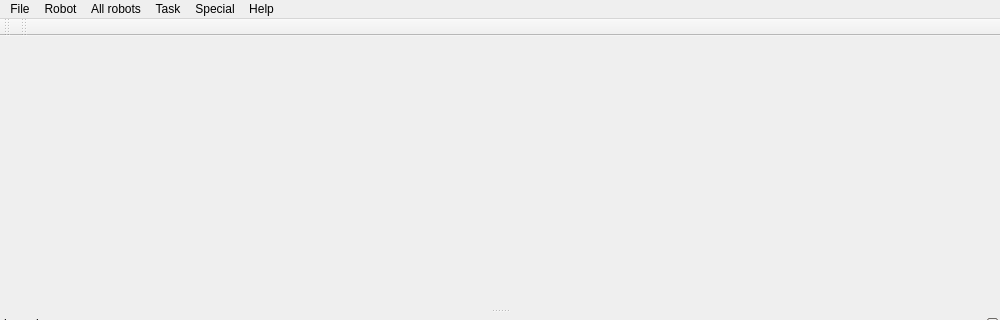
First picture: the form in src/ui-qt-yoyek/mainwindow.ui, repository ptroja/mrrocpp, before the edit; both pictures show x 0 to 1000 and y 0 to 320 of the 1000 by 603 pixel window.
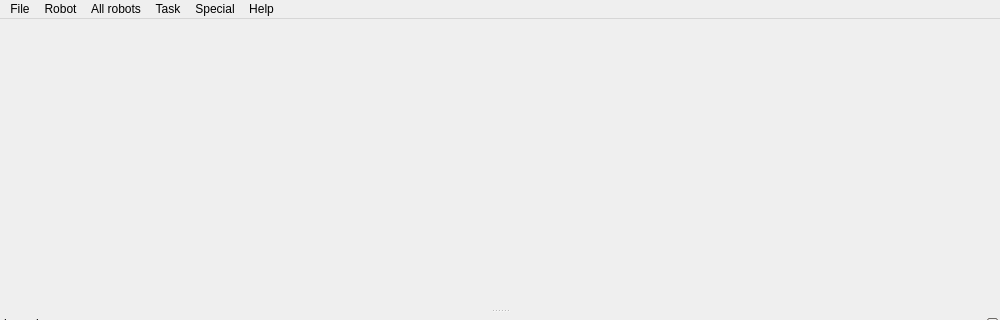
Second picture: the form after the edit.

Commit message: ui-qt wgt_spkm_inc in progress

```diff
--- a/src/ui-qt-yoyek/mainwindow.ui
+++ b/src/ui-qt-yoyek/mainwindow.ui
@@ -274,28 +274,6 @@
     </layout>
    </widget>
   </widget>
-  <widget class="QToolBar" name="toolBar">
-   <property name="windowTitle">
-    <string>toolBar</string>
-   </property>
-   <attribute name="toolBarArea">
-    <enum>TopToolBarArea</enum>
-   </attribute>
-   <attribute name="toolBarBreak">
-    <bool>false</bool>
-   </attribute>
-  </widget>
-  <widget class="QToolBar" name="toolBar_2">
-   <property name="windowTitle">
-    <string>toolBar_2</string>
-   </property>
-   <attribute name="toolBarArea">
-    <enum>TopToolBarArea</enum>
-   </attribute>
-   <attribute name="toolBarBreak">
-    <bool>false</bool>
-   </attribute>
-  </widget>
   <action name="actionspkm_EDP_Load">
    <property name="text">
     <string>EDP Load</string>
```
The commit also changes 5 other files.
